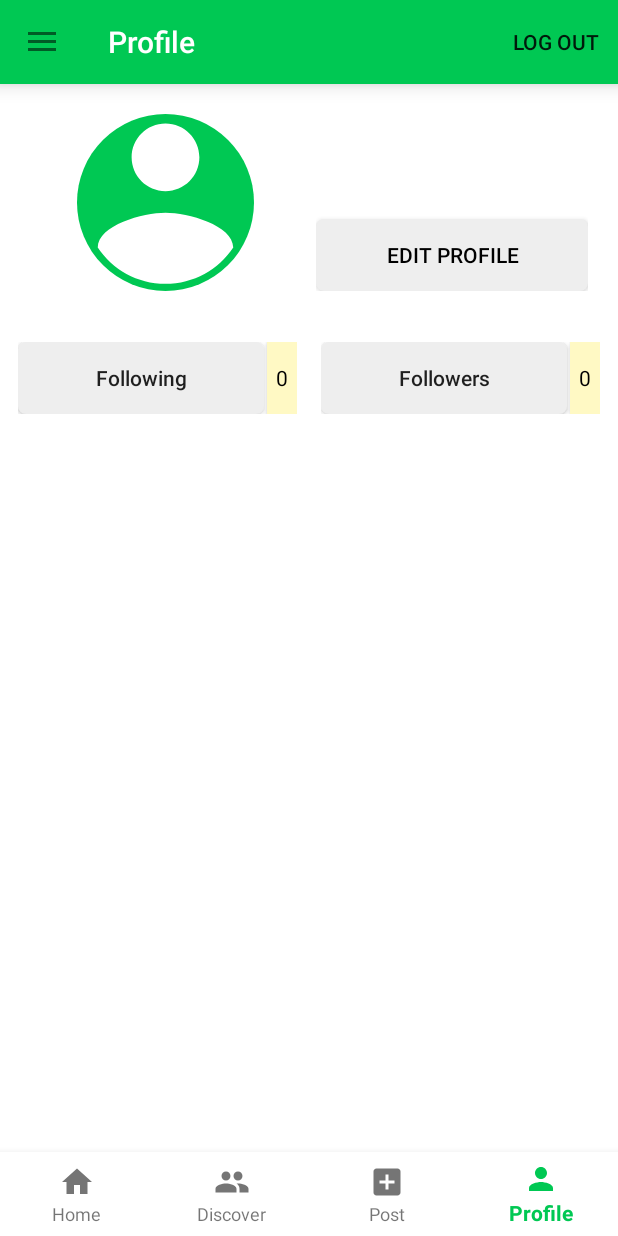
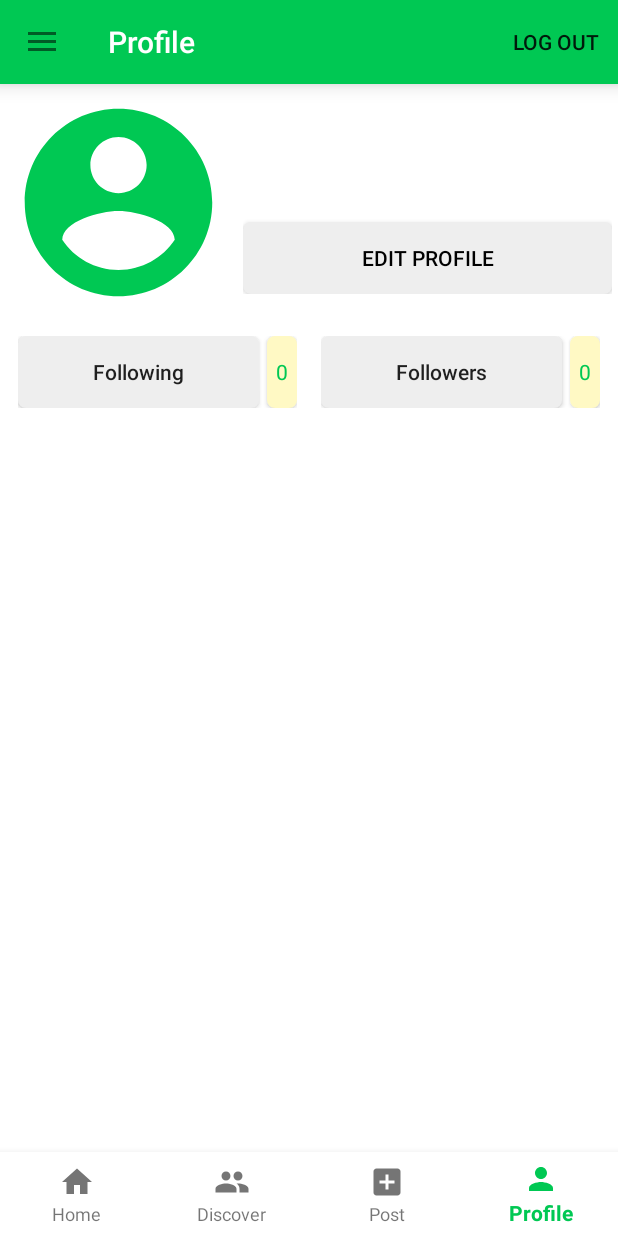
Before and after one commit to mhmoud100/Social, an Android app: the screen it shows after launch once a user with an empty profile is signed in (HomeActivity), item 4 of the bottom bar chosen, on a phone screen of 412 x 824 dp. Run offline under Robolectric (Android 15) with nearby library versions, the phone set to English and light mode, and no system bars; our stand-ins replace CircleImageView, Firebase (no records; nobody signed in at launch, a user with empty details on screens opened directly), Picasso; 5 statements that could not run were skipped.

```diff
--- a/app/src/main/java/com/ms/social/activities/HomeActivity.java
+++ b/app/src/main/java/com/ms/social/activities/HomeActivity.java
@@ -202,7 +202,7 @@ public class HomeActivity extends AppCompatActivity implements ClickAddPostInter
     public boolean onOptionsItemSelected(@NonNull MenuItem item) {
         switch (item.getItemId()){
             case R.id.logout :
-                FirebaseAuth.getInstance().signOut();
+                fauth.signOut();
                 startActivity(new Intent(HomeActivity.this, LoginActivity.class));
                 HomeActivity.this.finishAffinity();
         }
--- a/app/src/main/java/com/ms/social/fragments/ProfileFragment.java
+++ b/app/src/main/java/com/ms/social/fragments/ProfileFragment.java
@@ -5,6 +5,7 @@ import android.os.Bundle;
 
 import androidx.annotation.NonNull;
 import androidx.annotation.Nullable;
+import androidx.core.content.ContextCompat;
 import androidx.fragment.app.Fragment;
 import androidx.recyclerview.widget.DividerItemDecoration;
 import androidx.recyclerview.widget.LinearLayoutManager;
@@ -90,7 +91,9 @@ PostAdapter adapter;
                     User user = document.toObject(User.class);
                     profileName.setText(user.getUsername());
                     profileBio.setText(user.getBio());
+                    followersNumber.setTextColor(ContextCompat.getColor(getContext(),R.color.green));
                     followersNumber.setText(String.valueOf(user.getFollowers().size()));
+                    followingNumber.setTextColor(ContextCompat.getColor(getContext(),R.color.green));
                     followingNumber.setText(String.valueOf(user.getFollowing().size()));
 
 
--- a/app/src/main/java/com/ms/social/model/Comment.java
+++ b/app/src/main/java/com/ms/social/model/Comment.java
@@ -2,6 +2,8 @@ package com.ms.social.model;
 
 public class Comment {
     String userId, messageText;
+
+    public Comment (){}
 
     public Comment(String userId, String messageText) {
         this.userId = userId;
--- /dev/null
+++ b/app/src/main/res/drawable/follow_number_shape.xml
@@ -0,0 +1,5 @@
+<?xml version="1.0" encoding="utf-8"?>
+<shape xmlns:android="http://schemas.android.com/apk/res/android">
+    <solid android:color="@color/yellow"/>
+    <corners android:radius="5dp" />
+</shape>
--- /dev/null
+++ b/app/src/main/res/drawable/ic_commented.xml
@@ -0,0 +1,5 @@
+<vector android:height="24dp" android:tint="#00C853"
+    android:viewportHeight="24" android:viewportWidth="24"
+    android:width="24dp" xmlns:android="http://schemas.android.com/apk/res/android">
+    <path android:fillColor="@android:color/white" android:pathData="M20,2L4,2c-1.1,0 -2,0.9 -2,2v18l4,-4h14c1.1,0 2,-0.9 2,-2L22,4c0,-1.1 -0.9,-2 -2,-2zM20,16L6,16l-2,2L4,4h16v12z"/>
+</vector>
--- a/app/src/main/res/layout/fragment_profile.xml
+++ b/app/src/main/res/layout/fragment_profile.xml
@@ -9,39 +9,35 @@
     android:layout_width="match_parent"
     android:layout_height="match_parent">
 
-    <LinearLayout
-        android:layout_width="match_parent"
-        android:layout_height="wrap_content"
-        android:orientation="horizontal"
-        android:padding="16dp"
-        android:id="@+id/block1">
+
 
         <de.hdodenhof.circleimageview.CircleImageView
             android:id="@+id/user_image_profile"
-            android:layout_width="0dp"
-            android:layout_height="match_parent"
-            android:layout_weight="2" />
+            android:layout_width="150dp"
+            android:layout_height="150dp" />
         <LinearLayout
-            android:layout_width="wrap_content"
+            android:layout_width="match_parent"
             android:layout_height="wrap_content"
             android:orientation="vertical"
-            android:layout_weight="2"
-            android:layout_marginLeft="10dp">
+            android:layout_marginStart="8dp"
+            android:layout_toEndOf="@+id/user_image_profile"
+            android:id="@+id/block1">
             <TextView
                 android:id="@+id/user_name_profile"
-                android:layout_width="wrap_content"
+                android:layout_width="match_parent"
                 android:layout_height="wrap_content"
                 android:textStyle="bold"
+                android:layout_marginBottom="8dp"
                 android:textSize="30sp"
                 android:textColor="@color/black" />
             <TextView
                 android:id="@+id/user_bio_profile"
-                android:layout_width="wrap_content"
+                android:layout_width="match_parent"
                 android:layout_height="wrap_content"
                 android:textStyle="bold"
                 android:autoSizeTextType="uniform"
                 android:textColor="@color/black"
-                android:layout_marginBottom="10dp"/>
+                android:layout_marginBottom="20dp"/>
             <Button
                 android:layout_width="match_parent"
                 android:layout_height="wrap_content"
@@ -49,13 +45,13 @@
                 android:textColor="@color/black"
                 android:background="@drawable/off_white_selector"/>
         </LinearLayout>
-    </LinearLayout>
+
     <LinearLayout
         android:id="@+id/block2"
         android:layout_width="match_parent"
         android:layout_height="wrap_content"
         android:layout_below="@+id/block1"
-        android:layout_marginTop="10dp"
+        android:layout_marginTop="20dp"
         android:orientation="horizontal">
     <LinearLayout
         android:layout_width="0dp"
@@ -68,7 +64,7 @@
            android:layout_height="wrap_content"
            android:text="@string/following"
            android:textAllCaps="false"
-           android:layout_marginEnd="2dp"
+           android:layout_marginEnd="5dp"
            android:background="@drawable/off_white_selector"/>
         <Button
             android:id="@+id/following_number"
@@ -78,7 +74,7 @@
             android:clickable="false"
             android:textColor="@color/black"
             android:textAppearance="?android:textAppearanceSmall"
-            android:background="@color/yellow" />
+            android:background="@drawable/follow_number_shape" />
     </LinearLayout>
         <LinearLayout
             android:layout_width="0dp"
@@ -91,7 +87,7 @@
                 android:layout_height="wrap_content"
                 android:text="@string/followers"
                 android:textAllCaps="false"
-                android:layout_marginEnd="2dp"
+                android:layout_marginEnd="5dp"
                 android:background="@drawable/off_white_selector"/>
             <Button
                 android:id="@+id/followers_number"
@@ -101,7 +97,7 @@
                 android:clickable="false"
                 android:textColor="@color/black"
                 android:textAppearance="?android:textAppearanceSmall"
-                android:background="@color/yellow" />
+                android:background="@drawable/follow_number_shape" />
         </LinearLayout>
 
 
--- a/app/src/main/res/values/strings.xml
+++ b/app/src/main/res/values/strings.xml
@@ -56,5 +56,7 @@
     <string name="share_post">Share Post</string>
     <string name="post">Post</string>
     <string name="follow">Follow</string>
+    <string name="write_your_comment_here">Write Your Comment Here...</string>
+    <string name="comment">Comment</string>
 
 </resources>
```
Also changed, not shown: app/src/main/java/com/ms/social/activities/CommentActivity.java (+54 -1 lines), app/src/main/java/com/ms/social/adapters/CommentAdapter.java (added, +97 -0 lines), app/src/main/java/com/ms/social/adapters/PostAdapter.java (+17 -0 lines), app/src/main/java/com/ms/social/fragments/PostsFragment.java (+8 -5 lines), app/src/main/res/layout/activity_comment.xml (+8 -1 lines), app/src/main/res/layout/comment_layout.xml (added, +35 -0 lines), app/src/main/res/layout/fragment_posts.xml (+10 -8 lines).
